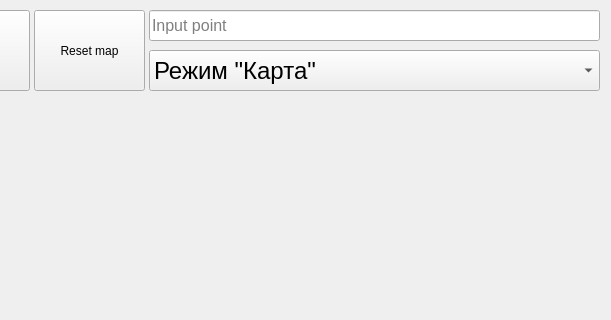
Bitrys/Zmih_Map, file map.ui: the form before one commit; both pictures show x 511 to 1122 and y 0 to 320 of the 1122 by 895 pixel window.
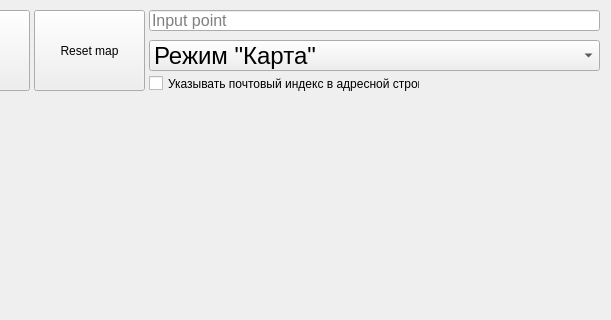
The form after the commit.

Commit message: Added post code and exceptions

Diff of the .ui file:
```diff
--- a/map.ui
+++ b/map.ui
@@ -94,9 +94,9 @@
    <property name="geometry">
     <rect>
      <x>660</x>
-     <y>50</y>
+     <y>40</y>
      <width>451</width>
-     <height>41</height>
+     <height>31</height>
     </rect>
    </property>
    <property name="font">
@@ -126,7 +126,7 @@
      <x>660</x>
      <y>10</y>
      <width>451</width>
-     <height>31</height>
+     <height>21</height>
     </rect>
    </property>
    <property name="font">
@@ -175,6 +175,19 @@
     <set>Qt::AlignCenter</set>
    </property>
   </widget>
+  <widget class="QCheckBox" name="mail_address">
+   <property name="geometry">
+    <rect>
+     <x>660</x>
+     <y>75</y>
+     <width>271</width>
+     <height>17</height>
+    </rect>
+   </property>
+   <property name="text">
+    <string>Указывать почтовый индекс в адресной строке</string>
+   </property>
+  </widget>
  </widget>
  <resources/>
  <connections/>
```
The commit also changes 1 other file.
